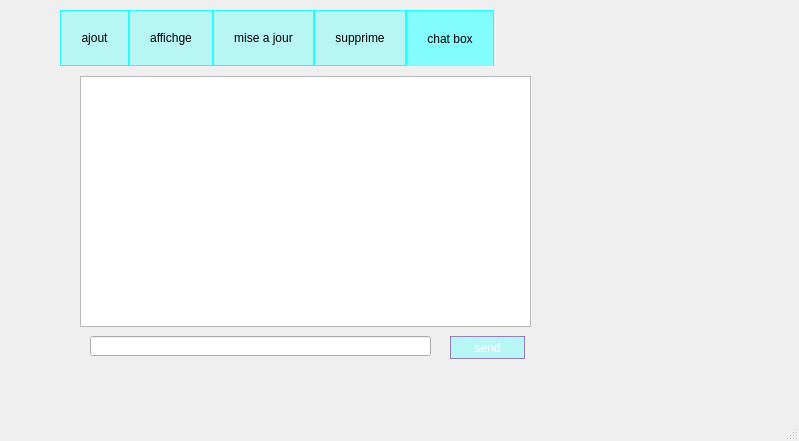
Before: the Qt Designer form invite/mainwindow.ui in dina-boughanmi/projet-C-, drawn with Qt 5.
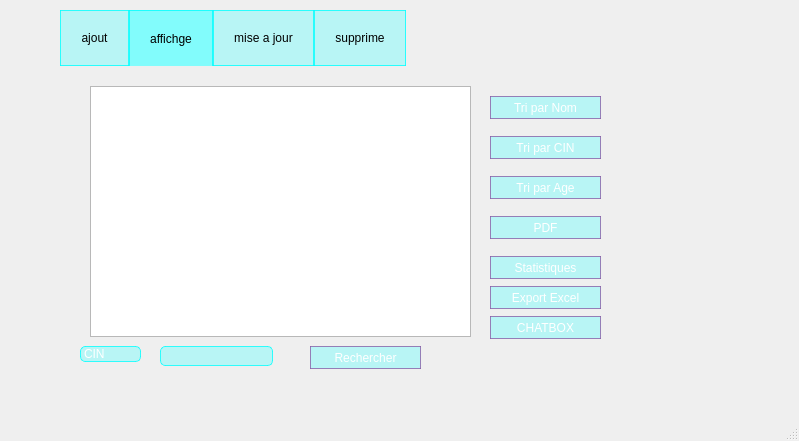
After: the same form once the commit is applied. Icons and pictures are not drawn.

Diff of the .ui file:
```diff
--- a/invite/mainwindow.ui
+++ b/invite/mainwindow.ui
@@ -69,7 +69,7 @@
 </string>
       </property>
       <property name="currentIndex">
-       <number>4</number>
+       <number>1</number>
       </property>
       <widget class="QWidget" name="tab">
        <attribute name="title">
@@ -559,6 +559,30 @@
          <string>Export Excel</string>
         </property>
        </widget>
+       <widget class="QPushButton" name="pushButton_20">
+        <property name="geometry">
+         <rect>
+          <x>430</x>
+          <y>250</y>
+          <width>111</width>
+          <height>23</height>
+         </rect>
+        </property>
+        <property name="styleSheet">
+         <string notr="true">QPushButton {
+	color: rgb(255, 255, 255);
+background-color:rgba(100, 255, 255,100);
+border-radius: 15px;
+border: 1px solid rgba(138, 93, 166,200);
+}
+QPushButton:hover {
+background-color: qlineargradient(spread:pad, x1:0, y1:0, x2:0, y2:1, stop:0 rgba(138, 93, 166,200), stop:1rgba(138, 93, 166,200));
+}</string>
+        </property>
+        <property name="text">
+         <string>CHATBOX</string>
+        </property>
+       </widget>
       </widget>
       <widget class="QWidget" name="tab_3">
        <attribute name="title">
@@ -919,55 +943,6 @@
         </property>
        </widget>
       </widget>
-      <widget class="QWidget" name="tab_5">
-       <attribute name="title">
-        <string>chat box</string>
-       </attribute>
-       <widget class="QPushButton" name="pushbutton_supp_2">
-        <property name="geometry">
-         <rect>
-          <x>390</x>
-          <y>270</y>
-          <width>75</width>
-          <height>23</height>
-         </rect>
-        </property>
-        <property name="styleSheet">
-         <string notr="true">QPushButton {
-	color: rgb(255, 255, 255);
-background-color:rgba(100, 255, 255,100);
-border-radius: 15px;
-border: 1px solid rgba(138, 93, 166,200);
-}
-QPushButton:hover {
-background-color: qlineargradient(spread:pad, x1:0, y1:0, x2:0, y2:1, stop:0 rgba(138, 93, 166,200), stop:1rgba(138, 93, 166,200));
-}</string>
-        </property>
-        <property name="text">
-         <string>send</string>
-        </property>
-       </widget>
-       <widget class="QListView" name="listView">
-        <property name="geometry">
-         <rect>
-          <x>20</x>
-          <y>10</y>
-          <width>451</width>
-          <height>251</height>
-         </rect>
-        </property>
-       </widget>
-       <widget class="QLineEdit" name="lineEdit_12">
-        <property name="geometry">
-         <rect>
-          <x>30</x>
-          <y>270</y>
-          <width>341</width>
-          <height>20</height>
-         </rect>
-        </property>
-       </widget>
-      </widget>
      </widget>
     </widget>
     <widget class="QWidget" name="page_4">
```
Left out of the diff: 32 changed lines with no effect on the pictures.
